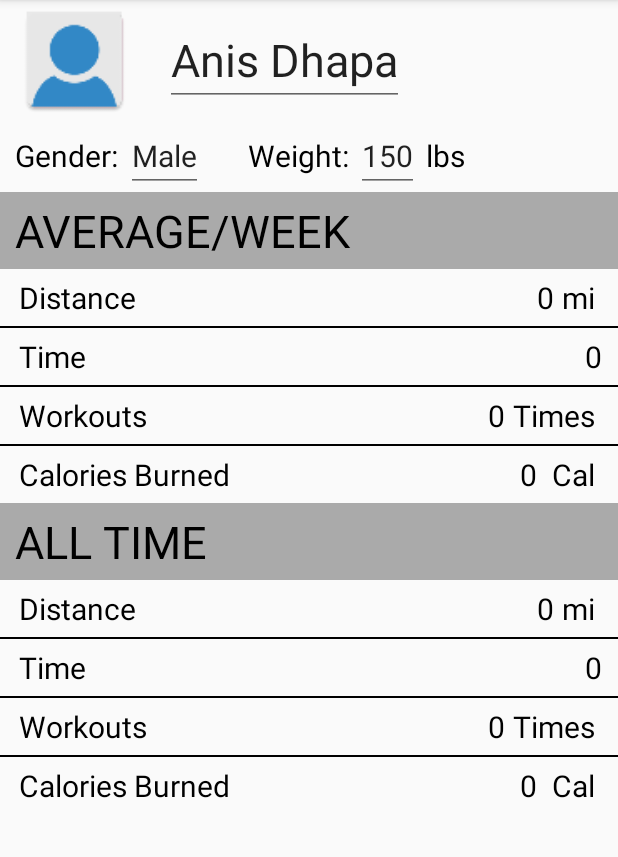
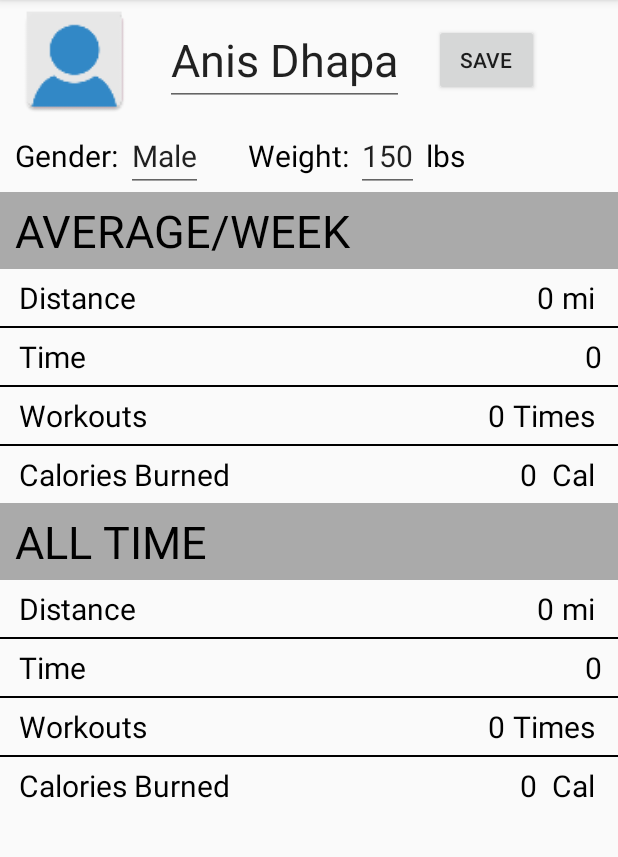
Before and after one commit to anis1996/Alpha-Fitness-Android-Application, an Android app: the screen it shows after launch (ProfileActivity), after a tap on an icon or button, on a phone screen of 412 x 824 dp, the part 84-941 px from its top. Run offline under Robolectric (Android 15) with nearby library versions, the phone set to English and light mode, and no system bars; 1 statement that could not run was skipped.

Commit message:
Basic Database working with content provider

```diff
--- a/app/src/main/java/edu/sjsu/anis/alphafitness/DataBase/MyDataBase.java
+++ b/app/src/main/java/edu/sjsu/anis/alphafitness/DataBase/MyDataBase.java
@@ -26,7 +26,7 @@ public class MyDataBase extends SQLiteOpenHelper {
 
         String CREATE_AVERAGE_WEEKLY_TABLE = "CREATE TABLE " + Contracts.TABLE_AVERAGE_WEEKLY + "("
                 + Contracts._ID + " INTEGER PRIMARY KEY AUTOINCREMENT,"
-                + Contracts.KEY_NAME + " TEXT PRIMARY KEY,"
+                + Contracts.KEY_NAME + " TEXT,"
                 + Contracts.KEY_GENDER + " TEXT,"
                 + Contracts.KEY_WEIGHT + " INT,"
                 + Contracts.KEY_DISTANCE + " FLOAT,"
--- a/app/src/main/java/edu/sjsu/anis/alphafitness/ProfileActivity.java
+++ b/app/src/main/java/edu/sjsu/anis/alphafitness/ProfileActivity.java
@@ -1,12 +1,28 @@
 package edu.sjsu.anis.alphafitness;
 
-import android.app.ActionBar;
+import android.content.ContentValues;
 import android.content.Intent;
+import android.database.Cursor;
 import android.support.v7.app.AppCompatActivity;
 import android.os.Bundle;
 import android.view.MenuItem;
+import android.view.View;
+import android.widget.ImageView;
+import android.widget.TextView;
+import android.widget.Toast;
+
+import java.util.ArrayList;
+
+import edu.sjsu.anis.alphafitness.DataBase.MyDataBase;
+import edu.sjsu.anis.alphafitness.DataBase.RecordContract.Contracts;
 
 public class ProfileActivity extends AppCompatActivity {
+
+
+    private TextView userNameTV, genderTV, weightTV;
+    private TextView avgDistanceTV, avgTimeTV, avgWorkoutsTV, avgCaloriesBurnedTV;
+    private TextView allTimeDistanceTV, allTimeTimeTV, allTimeWorkoutsTV, allTimeCaloriesBurnedTV;
+    private ImageView profileIcon;
 
     @Override
     protected void onCreate(Bundle savedInstanceState) {
@@ -15,6 +31,39 @@ public class ProfileActivity extends AppCompatActivity {
 
         android.support.v7.app.ActionBar actionBar = getSupportActionBar();
         actionBar.setDisplayHomeAsUpEnabled(true);
+
+
+        userNameTV = (TextView) findViewById(R.id.username);
+        genderTV = (TextView) findViewById(R.id.gender);
+        weightTV = (TextView) findViewById(R.id.weight);
+        avgDistanceTV = (TextView) findViewById(R.id.avg_distance);
+        avgTimeTV = (TextView) findViewById(R.id.avg_time);
+        avgWorkoutsTV = (TextView) findViewById(R.id.avg_workouts);
+        avgCaloriesBurnedTV = (TextView) findViewById(R.id.avg_calories);
+        allTimeDistanceTV = (TextView) findViewById(R.id.total_distance);
+        allTimeTimeTV = (TextView) findViewById(R.id.total_time);
+        allTimeWorkoutsTV = (TextView) findViewById(R.id.total_workouts);
+        allTimeCaloriesBurnedTV = (TextView) findViewById(R.id.total_calories);
+        profileIcon = (ImageView) findViewById(R.id.imageView);
+
+        Cursor cursor = getContentResolver().query(MyContentProvider.CONTENT_URI, null, "_id = ?", new String[]{"1"}, Contracts._ID);
+
+
+        if (cursor.moveToFirst()) {
+
+
+                String name = cursor.getString(cursor.getColumnIndex(Contracts.KEY_NAME));
+                String gender = cursor.getString(cursor.getColumnIndex(Contracts.KEY_GENDER));
+                double weight = cursor.getDouble(cursor.getColumnIndex(Contracts.KEY_WEIGHT));
+
+
+                userNameTV.setText(name);
+                genderTV.setText(gender);
+                weightTV.setText(String.valueOf(weight));
+
+
+        }
+
     }
 
     public boolean onOptionsItemSelected(MenuItem item){
@@ -24,4 +73,25 @@ public class ProfileActivity extends AppCompatActivity {
         return true;
 
     }
+
+    public void saveProfile(View v)
+    {
+
+        ContentValues contentValues = new ContentValues();
+        contentValues.put(Contracts.KEY_NAME,userNameTV.getText().toString());
+        contentValues.put(Contracts.KEY_GENDER,genderTV.getText().toString());
+        contentValues.put(Contracts.KEY_WEIGHT,Double.parseDouble(weightTV.getText().toString()) );
+
+
+        getContentResolver().update(MyContentProvider.CONTENT_URI, contentValues, "_id = ?", new String[] {"1"});
+
+
+//        Toast.makeText(this, "we are in ",
+//                Toast.LENGTH_LONG).show();
+
+    }
+
+
+
+
 }
--- a/app/src/main/java/edu/sjsu/anis/alphafitness/WorkoutFragment.java
+++ b/app/src/main/java/edu/sjsu/anis/alphafitness/WorkoutFragment.java
@@ -2,15 +2,19 @@ package edu.sjsu.anis.alphafitness;
 
 import android.Manifest;
 import android.app.Fragment;
+import android.content.ContentValues;
 import android.content.Context;
 import android.content.Intent;
+import android.content.SharedPreferences;
 import android.content.pm.PackageManager;
 import android.content.res.Configuration;
 import android.location.Criteria;
 import android.location.Location;
 import android.location.LocationManager;
 import android.net.Uri;
+import android.os.Build;
 import android.os.Bundle;
+import android.support.annotation.RequiresApi;
 import android.support.v4.app.ActivityCompat;
 
 import android.util.Log;
@@ -39,6 +43,9 @@ import com.google.android.gms.maps.model.CameraPosition;
 import com.google.android.gms.maps.model.LatLng;
 import com.google.android.gms.maps.model.MarkerOptions;
 
+import edu.sjsu.anis.alphafitness.DataBase.RecordContract.Contracts;
+
+
 
 /**
  */
@@ -50,11 +57,19 @@ public class WorkoutFragment extends Fragment {
     private LocationManager locationManager;
     Location location;
 
+
+
+
+
+    private SharedPreferences sharedPreferences;
+
+
     @Override
     public View onCreateView(LayoutInflater inflater, ViewGroup container,
                              Bundle savedInstanceState) {
         // Inflate the layout for this fragment
         View view = inflater.inflate(R.layout.fragment_workout, container, false);
+        defaultDatabase();
 
         MapView mMapView = (MapView) view.findViewById(R.id.map);
         mMapView.onCreate(savedInstanceState);
@@ -121,6 +136,20 @@ public class WorkoutFragment extends Fragment {
 
     }
 
+    public void defaultDatabase() {
+        ContentValues contentValues = new ContentValues();
+        contentValues.put(Contracts.KEY_NAME, "Anis Dhapa");
+        contentValues.put(Contracts.KEY_GENDER, "Male");
+        contentValues.put(Contracts.KEY_WEIGHT, 150);
+        contentValues.put(Contracts.KEY_DISTANCE, 0);
+        contentValues.put(Contracts.KEY_CALORIES_BURNED, 0);
+        contentValues.put(Contracts.KEY_NUM_OF_WORKOUTS, 0);
+        contentValues.put(Contracts.KEY_TIME, "0");
+
+
+        getActivity().getContentResolver().insert(MyContentProvider.CONTENT_URI, contentValues);
+    }
+
 
 
 
--- a/app/src/main/res/layout/activity_profile.xml
+++ b/app/src/main/res/layout/activity_profile.xml
@@ -29,6 +29,13 @@
         android:layout_gravity="center"
         android:layout_marginStart="20dp"
         android:id="@+id/username" />
+    <Button
+        android:layout_width="70dp"
+        android:layout_height="wrap_content"
+        android:layout_marginStart="20dp"
+        android:text="SAVE"
+        android:onClick="saveProfile"
+        android:layout_gravity="center"/>
 </LinearLayout>
 
 
@@ -70,7 +77,8 @@
         android:layout_height="wrap_content"
         android:text="150"
         android:textSize="20dp"
-        android:id="@+id/editText2"
+        android:inputType="number"
+        android:id="@+id/weight"
       />
 
         <TextView
@@ -385,4 +393,5 @@
 
     </TableLayout>
 
+
 </LinearLayout>
```
Also changed, not shown: app/src/main/AndroidManifest.xml (+8 -0 lines), app/src/main/java/edu/sjsu/anis/alphafitness/MyContentProvider.java (added, +155 -0 lines).
